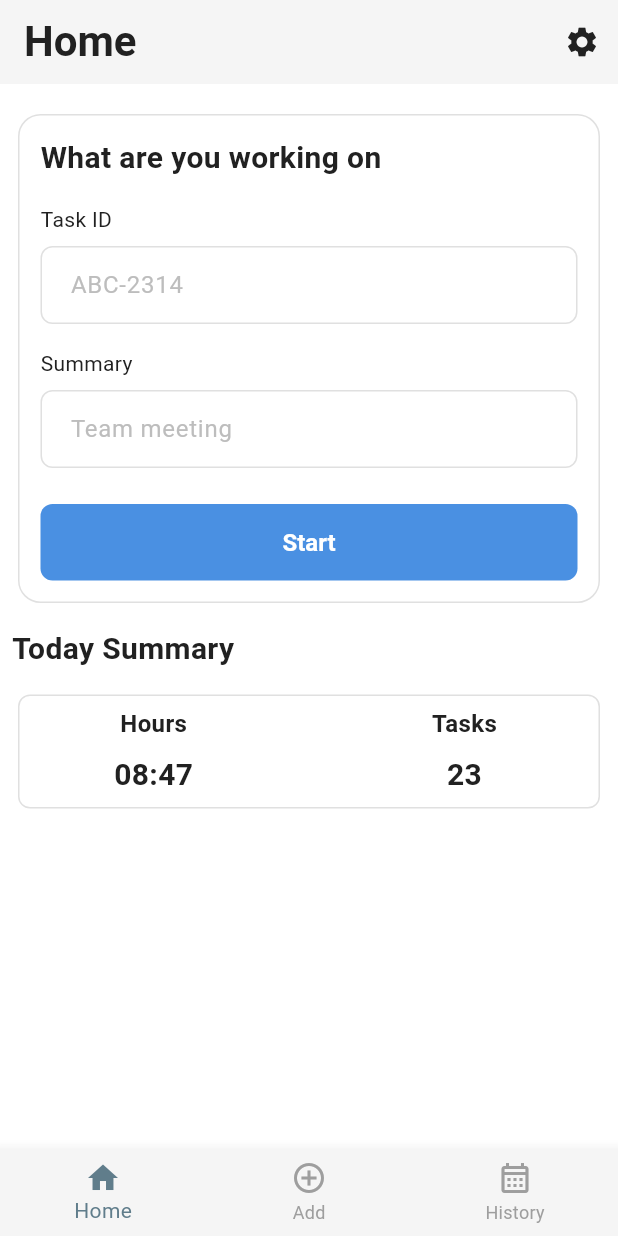
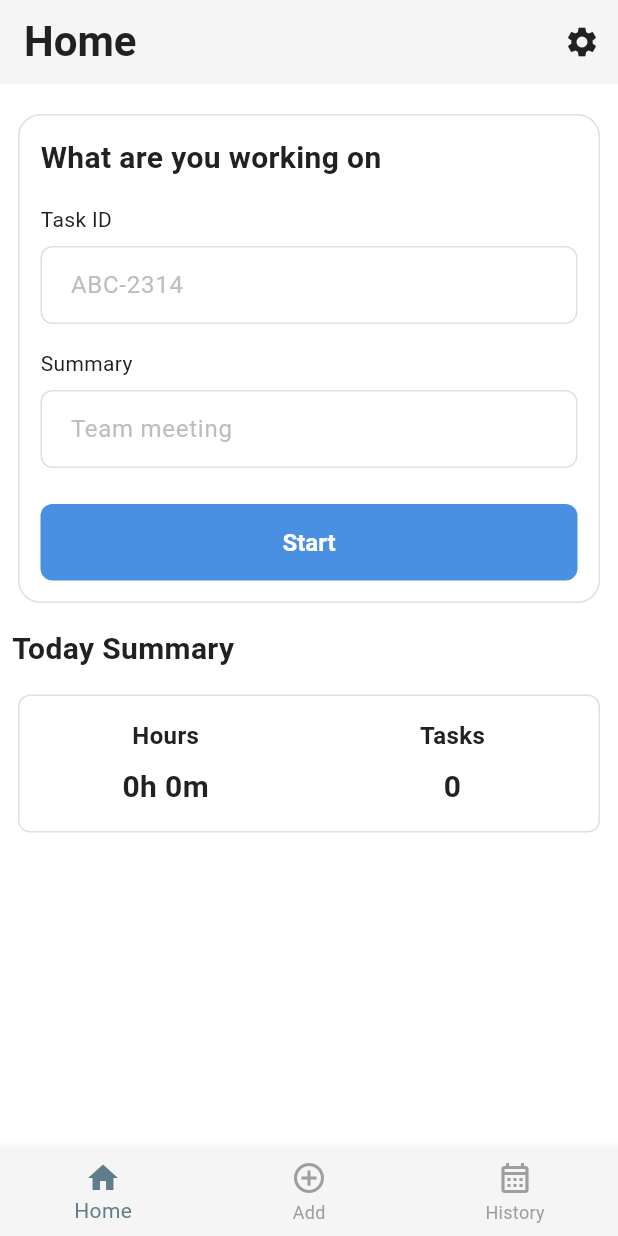
Before and after one commit to AminduSasanka/flutter_time_tracker, a Flutter app: the screen it shows after launch, on a phone screen of 412 x 824 dp. Run offline on Flutter 3.47's test engine with Material 3 defaults, Android fonts, the phone set to English and light mode, and no system bars; our stand-ins replace dio, flutter_riverpod, flutter_secure_storage, go_router, multiple_result, shared_preferences and 1 more; missing offline and left inert: dio_http_formatter; accounts and stored records are empty.

Commit message:
added summary to home page

```diff
--- a/lib/presentation/features/home/widgets/today_summary_widget.dart
+++ b/lib/presentation/features/home/widgets/today_summary_widget.dart
@@ -1,12 +1,18 @@
 import 'package:flutter/material.dart';
 import 'package:flutter_riverpod/flutter_riverpod.dart';
+import 'package:flutter_time_tracker/core/DI/controller_providers.dart';
 import 'package:flutter_time_tracker/core/theme/text_styles.dart';
+import 'package:flutter_time_tracker/presentation/shared/helpers/duration_to_spent_time.dart';
 
 class TodaySummary extends ConsumerWidget {
   const TodaySummary({super.key});
 
   @override
   Widget build(BuildContext context, WidgetRef ref) {
+    final summaryState = ref.watch(homePageControllerProvider);
+
+    return summaryState.when(
+      data: (state) {
         return Column(
           crossAxisAlignment: CrossAxisAlignment.start,
           children: [
@@ -19,8 +25,15 @@ class TodaySummary extends ConsumerWidget {
               ),
               elevation: 0,
               child: Padding(
-            padding: const EdgeInsetsGeometry.all(8),
-            child: Row(
+                padding: const EdgeInsetsGeometry.directional(
+                  start: 16,
+                  end: 16,
+                  top: 16,
+                  bottom: 16,
+                ),
+                child: Column(
+                  children: [
+                    Row(
                       children: [
                         SizedBox(
                           width: MediaQuery.of(context).size.width * 0.4,
@@ -29,7 +42,10 @@ class TodaySummary extends ConsumerWidget {
                             children: [
                               Text("Hours", style: TextStyles.subTitle),
                               SizedBox(height: 8),
-                      Text("08:47", style: TextStyles.title),
+                              Text(
+                                durationToSpentTime(state.todayHours),
+                                style: TextStyles.title,
+                              ),
                             ],
                           ),
                         ),
@@ -41,9 +57,14 @@ class TodaySummary extends ConsumerWidget {
                             children: [
                               Text("Tasks", style: TextStyles.subTitle),
                               SizedBox(height: 8),
-                      Text("23", style: TextStyles.title),
+                              Text(
+                                state.todayTasksCount.toString(),
+                                style: TextStyles.title,
+                              ),
                             ],
                           ),
+                        ),
+                      ],
                     ),
                   ],
                 ),
@@ -51,5 +72,9 @@ class TodaySummary extends ConsumerWidget {
             ),
           ],
         );
+      },
+      error: (error, stack) => Text('Error: $error'),
+      loading: () => Center(child: const CircularProgressIndicator()),
+    );
   }
 }
```
Lines whose indentation alone changed are shown as unchanged.
